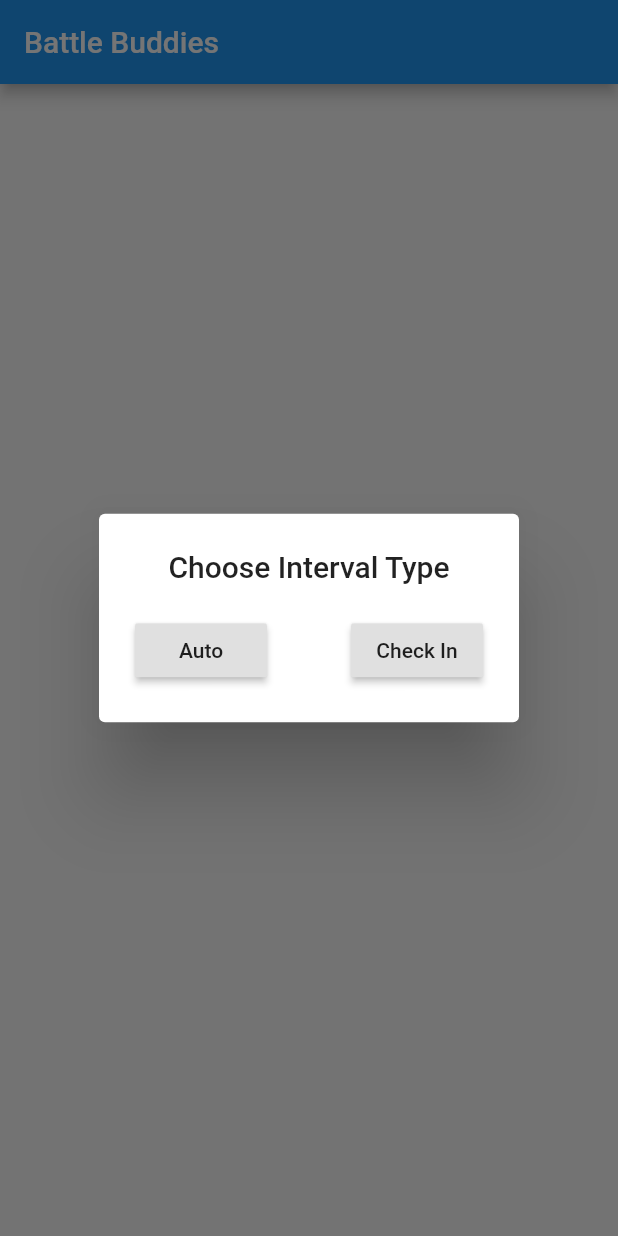
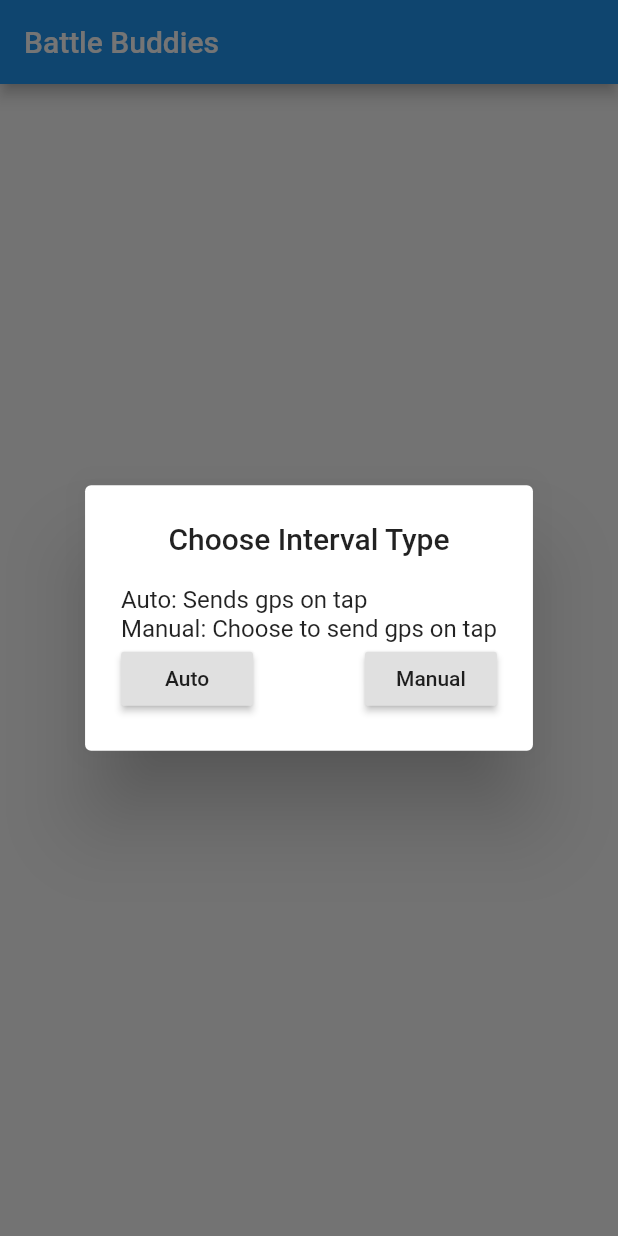
Before and after one commit to mwinb/BattleBuddies, a Flutter app: the screen it shows after launch, after a tap on "New Outing", on a phone screen of 412 x 824 dp. Run offline on Flutter 3.47's test engine with Material 2 defaults, Android fonts, the phone set to English and light mode, and no system bars; our stand-ins replace flutter_local_notifications, geolocator, sqflite; missing offline and left inert: contact_picker, sms; accounts and stored records are empty.

Commit message:
Added information to choice dialog about the purpose of each choice.

```diff
--- a/lib/models/outing.dart
+++ b/lib/models/outing.dart
@@ -1,6 +1,4 @@
 import 'package:contact_picker/contact_picker.dart';
-
-import '../outing_db_helper.dart';
 
 class Outing {
   int id = 0;
--- a/lib/widgets/home_page.dart
+++ b/lib/widgets/home_page.dart
@@ -10,7 +10,7 @@ import 'new_outing.dart';
 class HomeStrings {
   get titleSelectType => 'Choose Interval Type';
   get buttonAuto => 'Auto';
-  get buttonCheckIn => 'Check In';
+  get buttonCheckIn => 'Manual';
   get buttonNewOuting => 'New Outing';
 }
 
@@ -79,6 +79,18 @@ Future<void> _selectEventType(
           child: ListBody(
             children: <Widget>[
               Row(
+                mainAxisAlignment: MainAxisAlignment.start,
+                children: <Widget>[
+                  Text('Auto: Sends gps on tap'),
+                ],
+              ),
+              Row(
+                mainAxisAlignment: MainAxisAlignment.start,
+                children: <Widget>[
+                  Text('Manual: Choose to send gps on tap'),
+                ],
+              ),
+              Row(
                 mainAxisAlignment: MainAxisAlignment.spaceBetween,
                 children: <Widget>[
                   MaterialButton(
--- a/lib/widgets/new_outing.dart
+++ b/lib/widgets/new_outing.dart
@@ -38,7 +38,7 @@ class _NewOutingState extends State<NewOuting> {
         '/',
       );
     }
-    final Duration minDuration = new Duration(seconds: 30);
+    final Duration minDuration = new Duration(minutes: 30);
     final Duration maxTimerDays = new Duration(days: 2);
     DateTime maxDate = DateTime.now().add(maxTimerDays);
 
```
